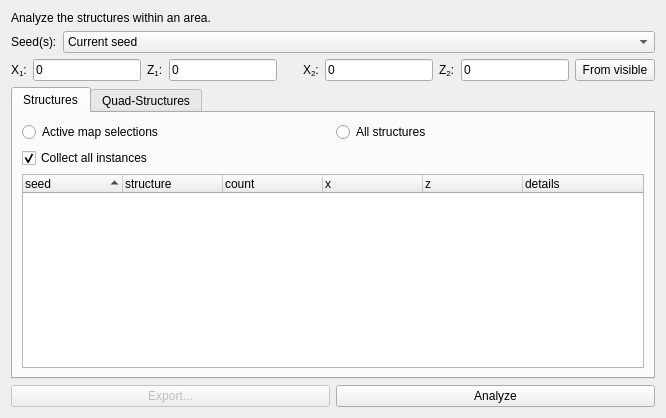
The window that src/tabstructures.ui (Cubitect/cubiomes-viewer) describes before a commit, drawn with Qt 5.
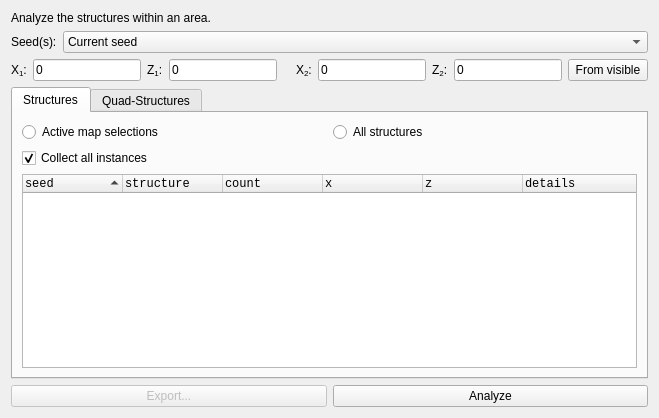
The same window after the commit. Custom widgets are drawn as their Qt base class.

Diff of the .ui file:
```diff
--- a/src/tabstructures.ui
+++ b/src/tabstructures.ui
@@ -101,6 +101,11 @@
        </item>
        <item row="1" column="0">
         <widget class="QTreeWidget" name="treeStructs">
+         <property name="font">
+          <font>
+           <family>Monospace</family>
+          </font>
+         </property>
          <property name="editTriggers">
           <set>QAbstractItemView::NoEditTriggers</set>
          </property>
@@ -271,7 +276,7 @@
        <item>
         <widget class="QLabel" name="label_2">
          <property name="text">
-          <string>    </string>
+          <string/>
          </property>
         </widget>
        </item>
```
